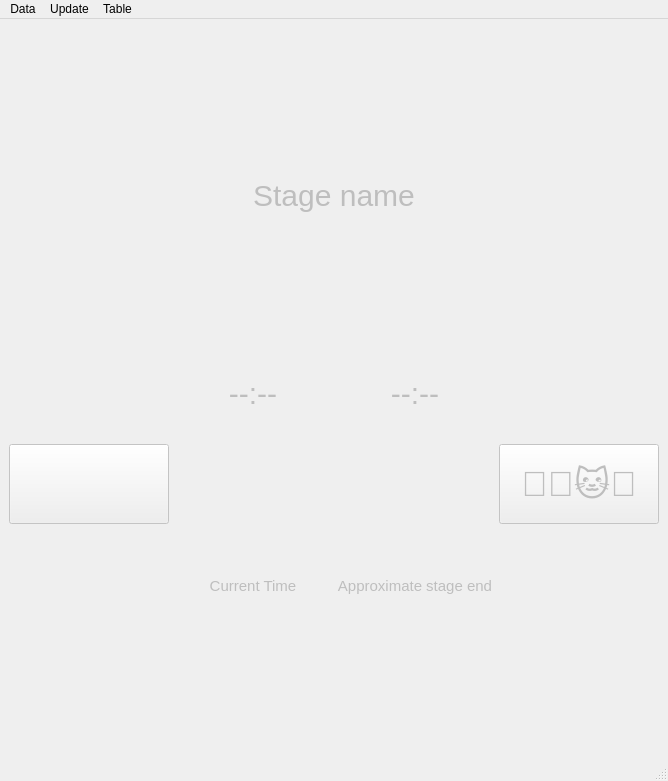
Before: the Qt Designer form code/ncm_win_starterlist.ui in DavidEilenstein/Ninja_Competition_Manager, drawn with Qt 5.
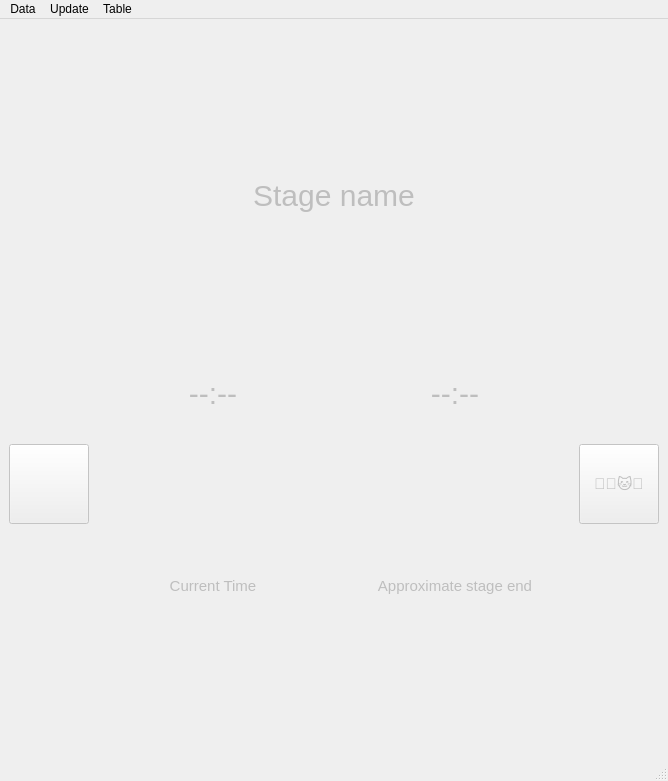
After: the same form once the commit is applied.

What changed in the file:
```diff
--- a/code/ncm_win_starterlist.ui
+++ b/code/ncm_win_starterlist.ui
@@ -22,16 +22,19 @@
      <widget class="QPushButton" name="pushButton_DE">
       <property name="minimumSize">
        <size>
-        <width>160</width>
+        <width>80</width>
         <height>80</height>
        </size>
       </property>
       <property name="maximumSize">
        <size>
-        <width>160</width>
+        <width>80</width>
         <height>80</height>
        </size>
       </property>
+      <property name="styleSheet">
+       <string notr="true">font-size: 15px;</string>
+      </property>
       <property name="text">
        <string/>
       </property>
@@ -136,18 +139,18 @@
      <widget class="QPushButton" name="pushButton_BTN">
       <property name="minimumSize">
        <size>
-        <width>160</width>
+        <width>80</width>
         <height>80</height>
        </size>
       </property>
       <property name="maximumSize">
        <size>
-        <width>160</width>
+        <width>80</width>
         <height>80</height>
        </size>
       </property>
       <property name="styleSheet">
-       <string notr="true">font-size: 35px</string>
+       <string notr="true">font-size: 15px;</string>
       </property>
       <property name="text">
        <string>🐻🐯🐱‍👤</string>
```
